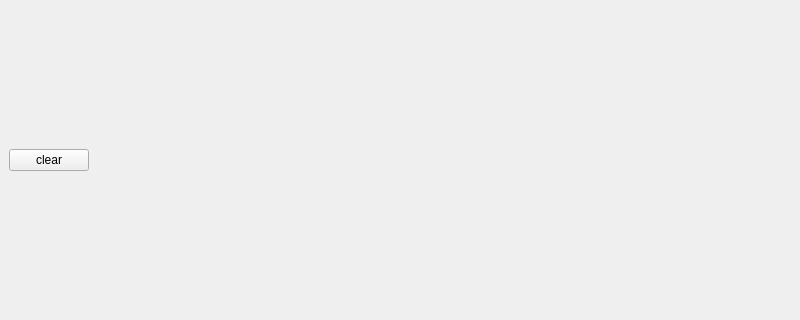
Old version of the form mainwindow.ui in the repository Bashar101Kh/Serial_Interface_test_01; both pictures show x 0 to 800 and y 138 to 458 of the 800 by 600 pixel window.
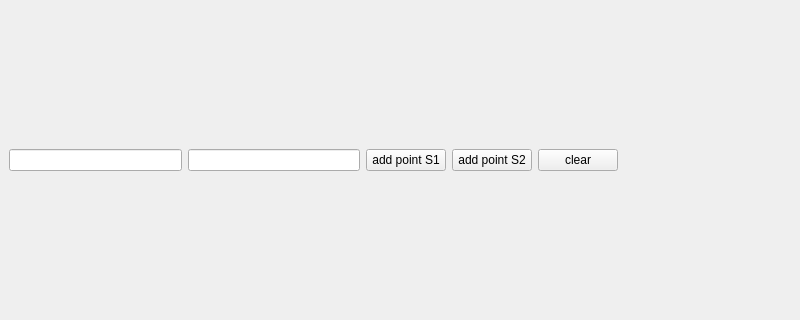
New version of the form. Icons and pictures are not drawn.

Commit message: now its working for the tow panels

Patch:
```diff
--- a/mainwindow.ui
+++ b/mainwindow.ui
@@ -24,6 +24,40 @@
     </item>
     <item>
      <layout class="QHBoxLayout" name="horizontalLayout_2">
+      <item>
+       <widget class="QLineEdit" name="lineEdit_x">
+        <property name="sizePolicy">
+         <sizepolicy hsizetype="Expanding" vsizetype="Fixed">
+          <horstretch>0</horstretch>
+          <verstretch>0</verstretch>
+         </sizepolicy>
+        </property>
+       </widget>
+      </item>
+      <item>
+       <widget class="QLineEdit" name="lineEdit_y">
+        <property name="sizePolicy">
+         <sizepolicy hsizetype="MinimumExpanding" vsizetype="Fixed">
+          <horstretch>0</horstretch>
+          <verstretch>0</verstretch>
+         </sizepolicy>
+        </property>
+       </widget>
+      </item>
+      <item>
+       <widget class="QPushButton" name="pushButton_2">
+        <property name="text">
+         <string>add point S1</string>
+        </property>
+       </widget>
+      </item>
+      <item>
+       <widget class="QPushButton" name="pushButton_3">
+        <property name="text">
+         <string>add point S2</string>
+        </property>
+       </widget>
+      </item>
       <item>
        <widget class="QPushButton" name="pushButton">
         <property name="sizePolicy">
```
The commit also changes 4 other files.
